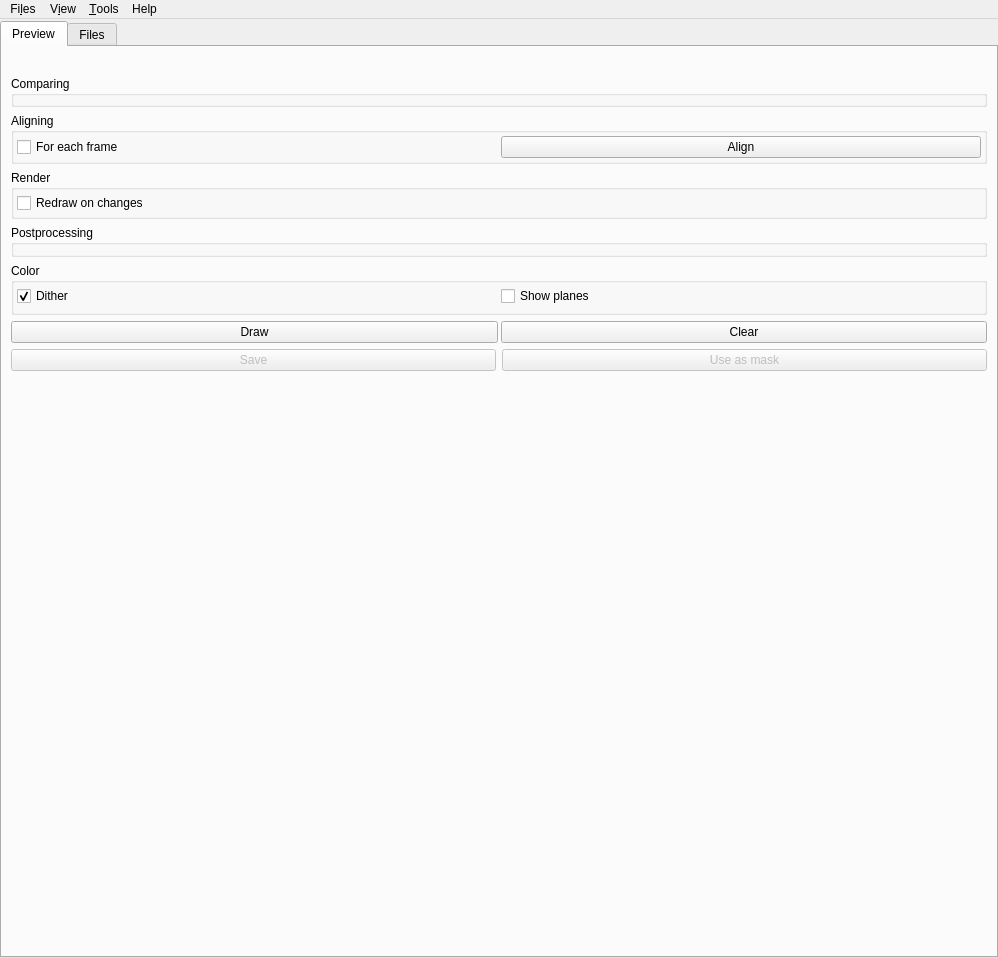
Above: interface/gui/mainwindow.ui from spillerrec/Overmix before the change. Below: the same form after it.
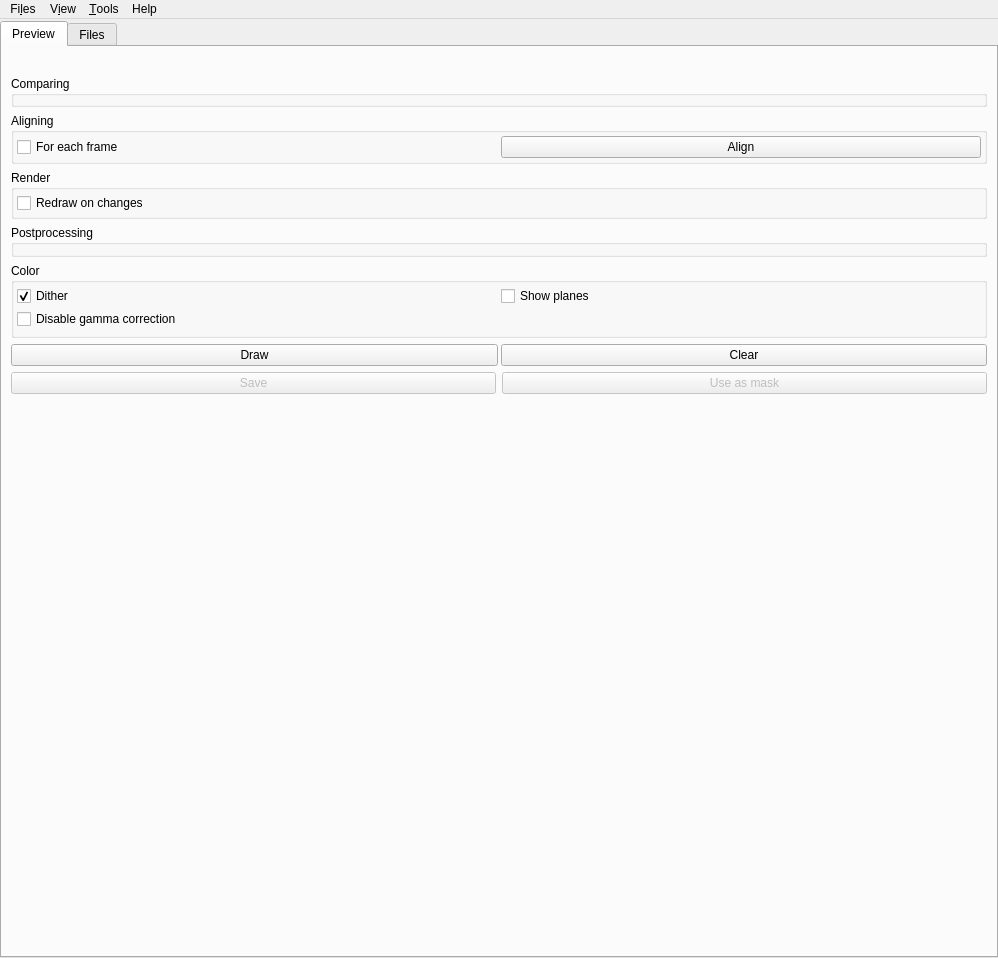
That is the form after the change.

Commit message: Readd disable gamma option

Diff of the .ui file:
```diff
--- a/interface/gui/mainwindow.ui
+++ b/interface/gui/mainwindow.ui
@@ -214,6 +214,13 @@
                </property>
               </widget>
              </item>
+             <item row="1" column="0">
+              <widget class="QCheckBox" name="cbx_nogamma">
+               <property name="text">
+                <string>Disable gamma correction</string>
+               </property>
+              </widget>
+             </item>
             </layout>
            </widget>
           </item>
```
Left out of the diff: 2 changed lines with no effect on the pictures. The commit also changes 3 other files.
